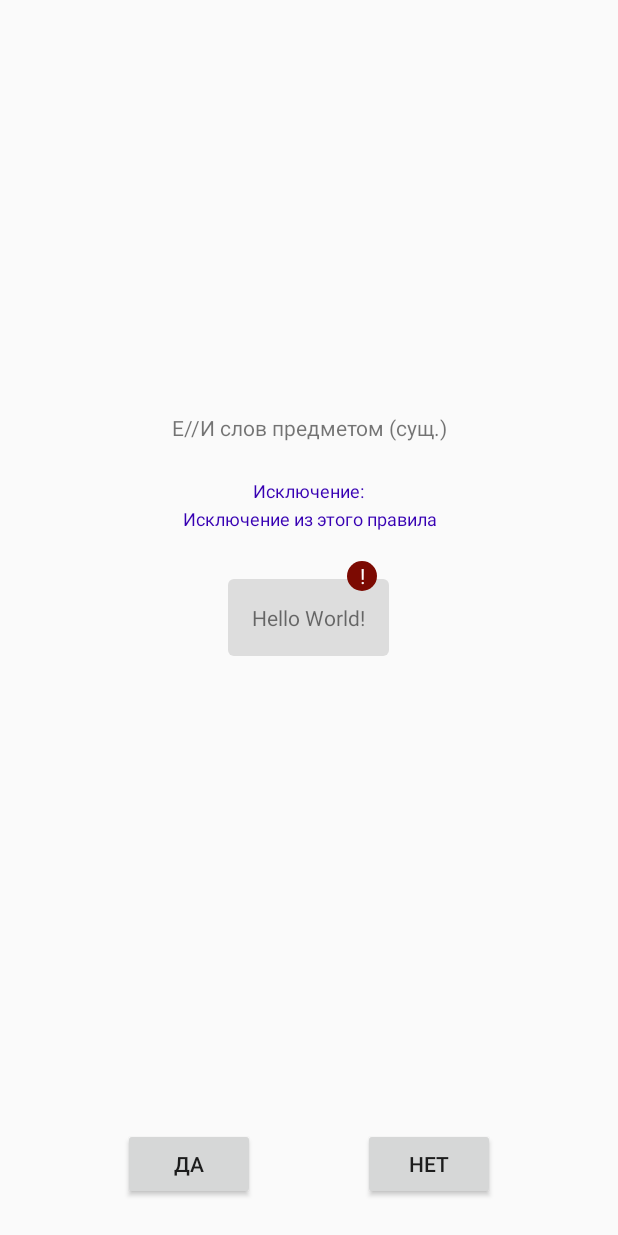
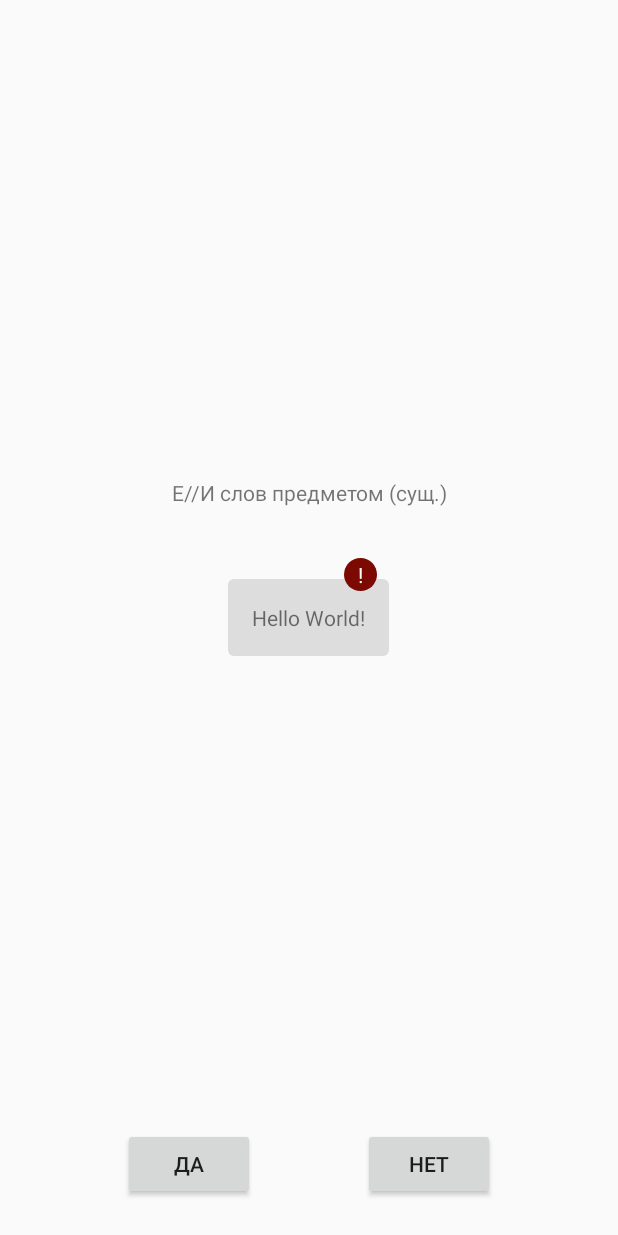
Before and after one commit to Gelassen/russian-lang-rules, an Android app: the layout activity_main.xml on its own in the app's theme, with its tools: preview values and no code run, on a phone screen of 412 x 824 dp. Run offline under Robolectric (Android 15) with nearby library versions, the phone set to English and light mode, and no system bars; plain views replace MaxHeightScrollView.

Commit message:
Remove redundant code

```diff
--- a/app/src/main/java/ru/home/russianlang/views/MainActivity.kt
+++ b/app/src/main/java/ru/home/russianlang/views/MainActivity.kt
@@ -97,8 +97,6 @@ class MainActivity : AppCompatActivity() {
     private fun resetConditions() {
         negativeReply.isEnabled = true
         positiveReply.isEnabled = true
-        exceptionTitle.visibility = View.GONE
-        exception.visibility = View.GONE
         provider.exceptionsIsShown(false)
     }
 }
--- a/app/src/main/res/layout/activity_main.xml
+++ b/app/src/main/res/layout/activity_main.xml
@@ -33,38 +33,6 @@
                 tools:text="Е//И слов предметом (сущ.)"
                 />
 
-            <TextView
-                android:id="@+id/exceptionTitle"
-                android:layout_width="wrap_content"
-                android:layout_height="wrap_content"
-                android:layout_gravity="center_horizontal"
-                android:layout_marginBottom="2dp"
-                android:textSize="12sp"
-                android:visibility="gone"
-                android:textColor="@color/colorPrimary"
-                android:text="Исключение:"
-                tools:visibility="visible"
-                />
-
-            <TextView
-                android:id="@+id/exception"
-                android:layout_width="wrap_content"
-                android:layout_height="wrap_content"
-                android:layout_gravity="center_horizontal"
-                android:padding="0dp"
-                android:layout_marginLeft="56dp"
-                android:layout_marginStart="56dp"
-                android:layout_marginRight="56dp"
-                android:layout_marginEnd="56dp"
-                android:layout_marginBottom="8dp"
-                android:gravity="center"
-                android:textSize="12sp"
-                android:textColor="@color/colorPrimary"
-                android:visibility="gone"
-                tools:text="Исключение из этого правила"
-                tools:visibility="visible"
-                />
-
         </LinearLayout>
 
         <com.bskim.maxheightscrollview.widgets.MaxHeightScrollView
@@ -96,8 +64,8 @@
 
         <TextView
             android:id="@+id/exceptionIndicator"
-            android:layout_width="20dp"
-            android:layout_height="20dp"
+            android:layout_width="22dp"
+            android:layout_height="22dp"
             android:layout_above="@id/questionToVerifyContainer"
             android:layout_alignEnd="@id/questionToVerifyContainer"
             android:layout_marginBottom="-8dp"
```
